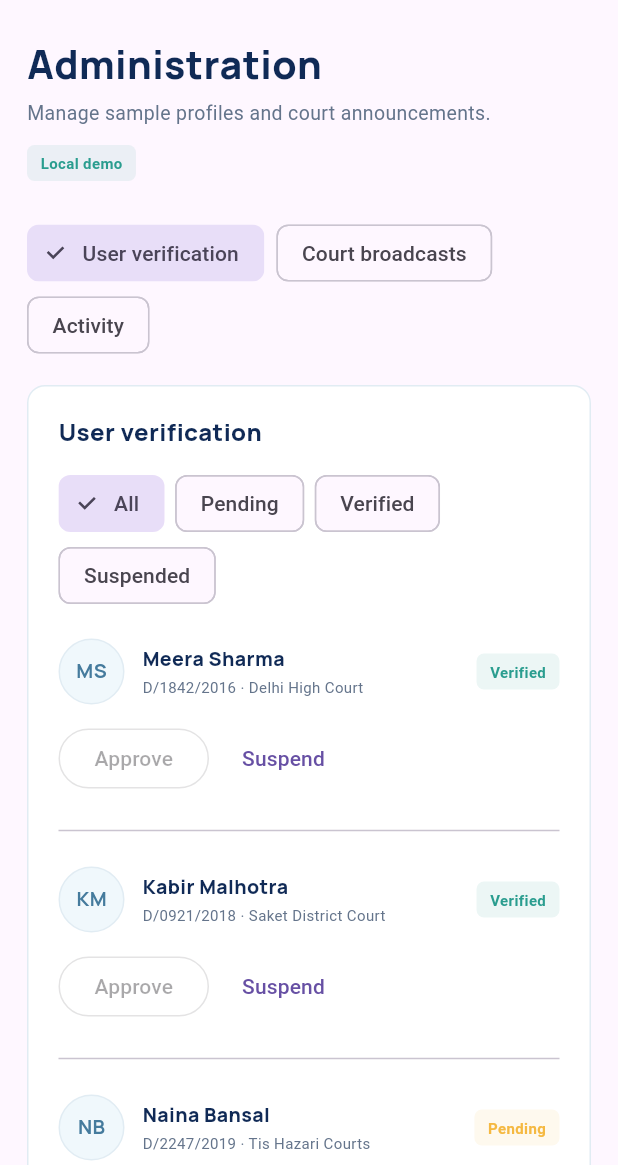
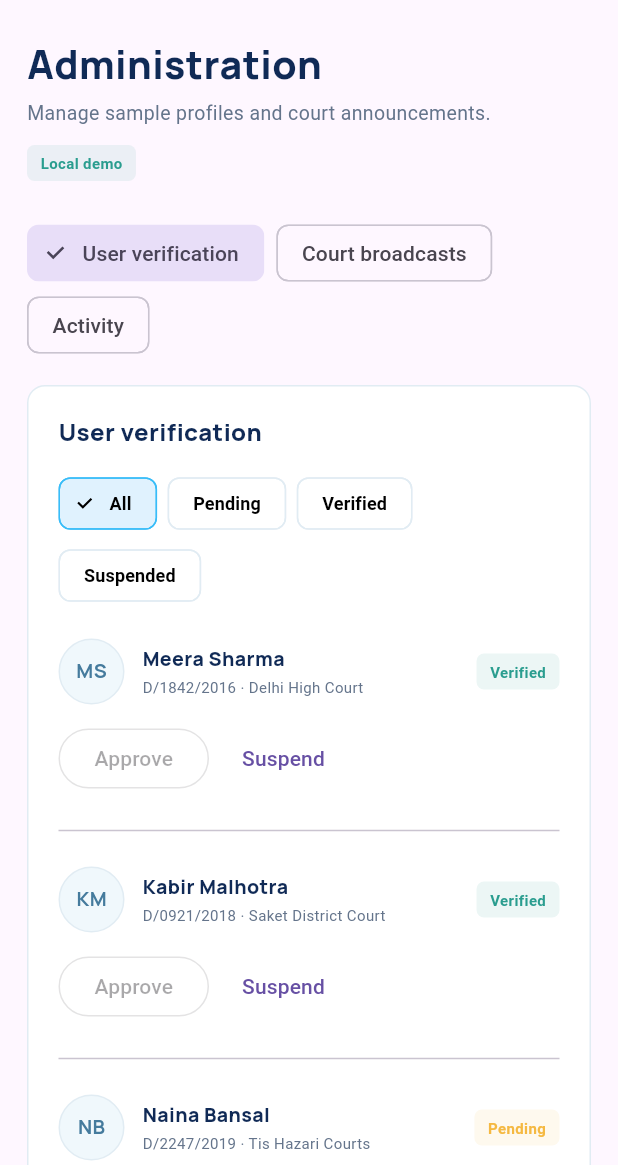
Before and after one commit to anishdandapatdev/Vakilsetu, a Flutter app: the AdminHome screen opened directly, on a phone screen of 412 x 824 dp, the part 71-1236 px from its top. Run offline on Flutter 3.47's test engine with Material 3 defaults, Android fonts, the light colour scheme and no system bars; our stand-ins replace file_picker, flutter_secure_storage, socket_io_client; accounts and stored records are empty.

Commit message:
Refactor chats feature module, improve advocate API search and style filter chips

```diff
--- a/lib/admin/admin_preview.dart
+++ b/lib/admin/admin_preview.dart
@@ -57,8 +57,22 @@ class _AdminHomeState extends State<AdminHome> {
             children: [
               for (final f in ['All', 'Pending', 'Verified', 'Suspended'])
                 ChoiceChip(
-                  label: Text(f),
+                  label: Text(
+                    f,
+                    style: TextStyle(
+                      fontSize: 12,
+                      fontWeight:
+                          filter == f ? FontWeight.w700 : FontWeight.w600,
+                      color: Colors.black,
+                    ),
+                  ),
                   selected: filter == f,
+                  selectedColor: const Color(0xFFE0F2FE),
+                  backgroundColor: Colors.white,
+                  checkmarkColor: Colors.black,
+                  side: BorderSide(
+                    color: filter == f ? const Color(0xFF38BDF8) : line,
+                  ),
                   onSelected: (_) => setState(() => filter = f),
                 ),
             ],
--- a/lib/design_system/ui.dart
+++ b/lib/design_system/ui.dart
@@ -78,8 +78,18 @@ ThemeData appTheme() => ThemeData(
   chipTheme: ChipThemeData(
     side: const BorderSide(color: line),
     backgroundColor: Colors.white,
-    selectedColor: paleTeal,
-    labelStyle: const TextStyle(fontSize: 12),
+    selectedColor: const Color(0xFFE0F2FE),
+    labelStyle: const TextStyle(
+      fontSize: 12,
+      fontWeight: FontWeight.w600,
+      color: Colors.black,
+    ),
+    secondaryLabelStyle: const TextStyle(
+      fontSize: 12,
+      fontWeight: FontWeight.w700,
+      color: Colors.black,
+    ),
+    checkmarkColor: Colors.black,
   ),
   listTileTheme: const ListTileThemeData(
     contentPadding: EdgeInsets.symmetric(horizontal: 18, vertical: 7),
--- a/lib/features/home/presentation/dashboard.dart
+++ b/lib/features/home/presentation/dashboard.dart
@@ -6,8 +6,8 @@ import 'package:flutter/material.dart';
 
 import '../../../app/demo_store.dart';
 import '../../../design_system/ui.dart';
-import '../../conversations/domain/conversation.dart';
-import '../../conversations/domain/server_messaging.dart';
+import '../../chats/domain/conversation.dart';
+import '../../chats/domain/server_messaging.dart';
 import '../../court_channels/domain/court_repository.dart';
 
 const _ice = Color(0xFFF5FBFC);
--- a/lib/features/private_groups/presentation/groups_page.dart
+++ b/lib/features/private_groups/presentation/groups_page.dart
@@ -6,7 +6,7 @@ import '../../../app/demo_store.dart';
 import '../../../design_system/ui.dart';
 import '../../home/presentation/dashboard.dart';
 import '../../directory/domain/directory_repository.dart';
-import '../../conversations/domain/conversation.dart';
+import '../../chats/domain/conversation.dart';
 
 class GroupsPage extends StatefulWidget {
   final DemoStore store;
--- a/lib/security/encryption_provider.dart
+++ b/lib/security/encryption_provider.dart
@@ -1,7 +1,7 @@
 import 'dart:typed_data';
 
 import '../core/domain/identity.dart';
-import '../features/conversations/domain/conversation.dart';
+import '../features/chats/domain/conversation.dart';
 
 /// Opaque wire output from a vetted E2EE SDK. No plaintext serialization.
 class EncryptedEnvelope {
--- a/tool/security_policy_test.dart
+++ b/tool/security_policy_test.dart
@@ -1,8 +1,8 @@
 import 'dart:typed_data';
 
 import '../lib/core/domain/identity.dart';
-import '../lib/features/conversations/domain/conversation.dart';
-import '../lib/features/conversations/application/send_private_message.dart';
+import '../lib/features/chats/domain/conversation.dart';
+import '../lib/features/chats/application/send_private_message.dart';
 import '../lib/features/court_channels/domain/publishing_policy.dart';
 import '../lib/features/profile/domain/advocate_profile.dart';
 import '../lib/security/encryption_provider.dart';
```
Also changed, not shown: lib/app/app_shell.dart (+7 -5 lines), lib/features/chats/data/api_messaging_repository.dart (renamed from lib/features/conversations/data/api_messaging_repository.dart, +10 -5 lines), lib/features/chats/presentation/messages_page.dart (renamed from lib/features/conversations/presentation/messages_page.dart, +28 -1 lines), lib/features/directory/presentation/directory_page.dart (+51 -4 lines), lib/features/documents/presentation/documents_page.dart (+15 -2 lines), lib/features/chats/application/send_private_message.dart (renamed from lib/features/conversations/application/send_private_message.dart), lib/features/chats/domain/conversation.dart (renamed from lib/features/conversations/domain/conversation.dart), lib/features/chats/domain/server_messaging.dart (renamed from lib/features/conversations/domain/server_messaging.dart).
